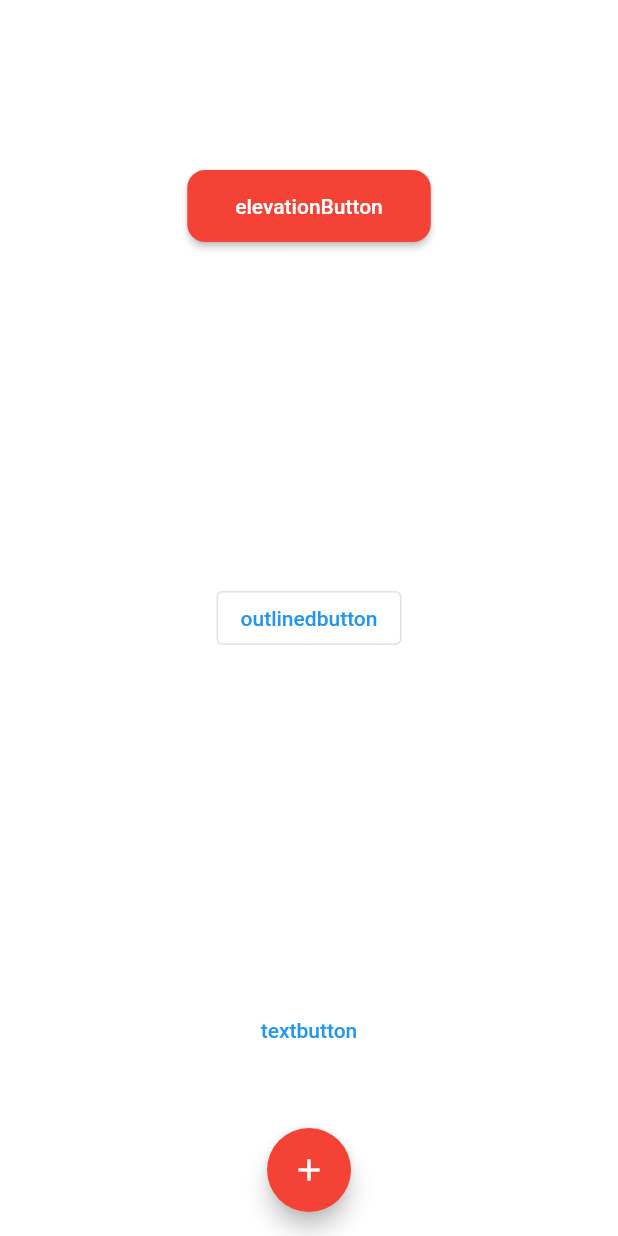
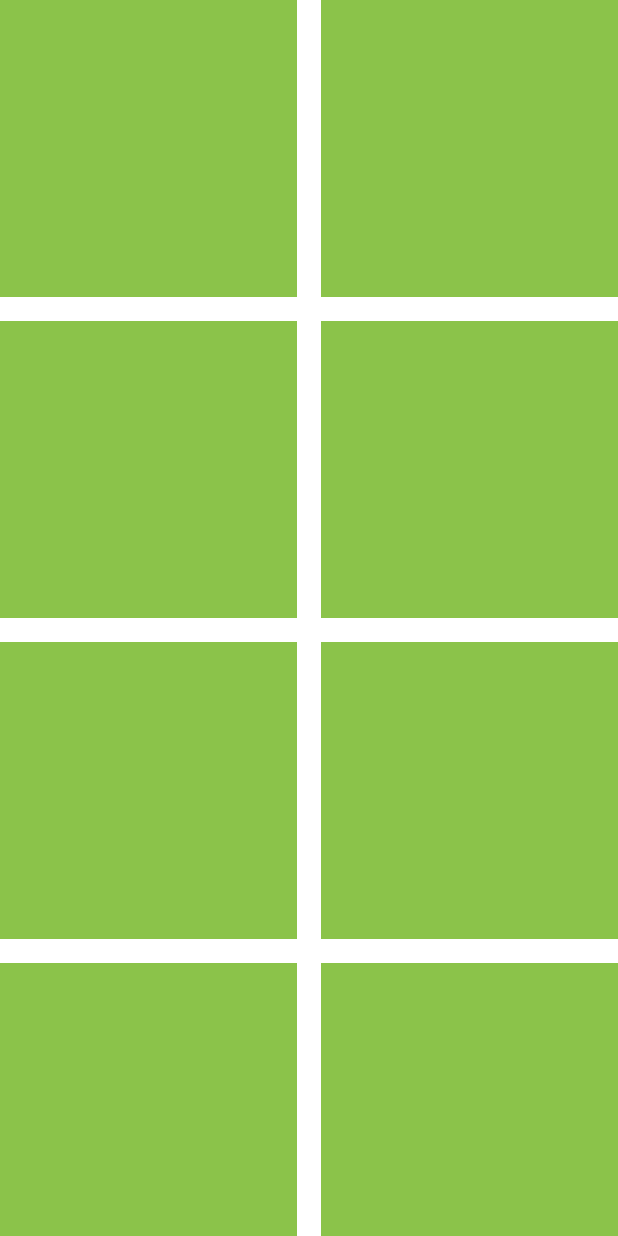
Before and after one commit to pabriciofreitas/aula-3, a Flutter app: the screen it shows after launch, on a phone screen of 412 x 824 dp. Run offline on Flutter 3.47's test engine with Material 2 defaults, Android fonts, the phone set to English and light mode, and no system bars; our stand-ins replace google_fonts.

Commit message:
feat: GridView - colunas organizadas com scroll

```diff
--- a/lib/ui/pages/home_page.dart
+++ b/lib/ui/pages/home_page.dart
@@ -6,41 +6,20 @@ class HomePage extends StatelessWidget {
   @override
   Widget build(BuildContext context) {
     return Scaffold(
-        floatingActionButtonLocation:
-            FloatingActionButtonLocation.centerFloat, //localixação do button
-        floatingActionButton: FloatingActionButton(
-          onPressed: () {},
-          //heroTag: ,
-          //isExtended: ,//expandirr botãspo
-          splashColor: Colors.red[400], //cor enquando segura
-          child: Icon(Icons.add),
-          backgroundColor: Colors.red,
-        ),
         body: SafeArea(
       child: SizedBox.expand(
         child: Container(
           color: Colors.white,
-              child: Column(
-                mainAxisAlignment: MainAxisAlignment.spaceAround,
-                children: [
-                  ElevatedButton(
-                      style: ElevatedButton.styleFrom(
-                        shape: RoundedRectangleBorder(
-                            borderRadius: BorderRadius.circular(12)),
-                        primary: Colors.red,
-                        onPrimary: Colors.white,
-                        padding:
-                            EdgeInsets.symmetric(vertical: 16, horizontal: 32),
+          child: GridView.builder(
+            //itemCount: , //número de intens no máximo
+            gridDelegate: const SliverGridDelegateWithFixedCrossAxisCount(
+                crossAxisCount: 2, crossAxisSpacing: 16, mainAxisSpacing: 16),
+            //addAutomaticKeepAlives: , matem os widgis criado
+            physics: const BouncingScrollPhysics(), // controlar o scroll
+            itemBuilder: (context, index) => Container(
+              color: Colors.lightGreen,
+              height: 200,
             ),
-                      onLongPress: () => debugPrint("Pessionou e segurous"),
-                      onPressed: () => debugPrint("elevationButton onPress"),
-                      child: Text("elevationButton")),
-                  OutlinedButton(
-                      //trocar a bordar
-                      onPressed: () {},
-                      child: Text("outlinedbutton")),
-                  TextButton(onPressed: () {}, child: Text("textbutton"))
-                ],
           ),
         ),
       ),
```
Lines whose indentation alone changed are shown as unchanged.
